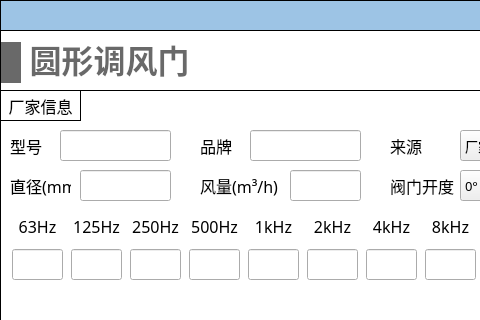
Qt form NoiseCalSoft/inputDialog/dialog_circular_damper.ui (haobana/NoiCal) before a commit; both pictures show x 0 to 480 and y 0 to 320 of the 651 by 571 pixel window.
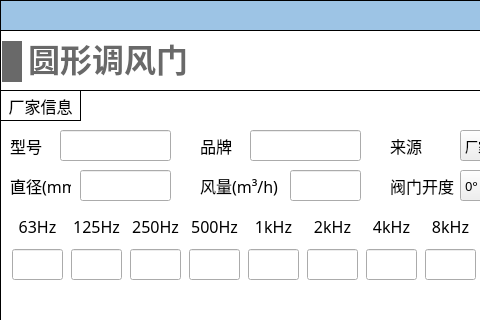
The same form after that commit. Icons and pictures are not drawn.

```diff
--- a/NoiseCalSoft/inputDialog/dialog_circular_damper.ui
+++ b/NoiseCalSoft/inputDialog/dialog_circular_damper.ui
@@ -925,43 +925,15 @@
      </property>
     </widget>
    </widget>
-   <widget class="QWidget" name="layoutWidget_6">
-    <property name="geometry">
-     <rect>
-      <x>1</x>
-      <y>10</y>
-      <width>191</width>
-      <height>45</height>
-     </rect>
-    </property>
-    <layout class="QHBoxLayout" name="horizontalLayout_19">
-     <item>
-      <widget class="QLabel" name="label_18">
-       <property name="minimumSize">
-        <size>
-         <width>20</width>
-         <height>41</height>
-        </size>
-       </property>
-       <property name="maximumSize">
-        <size>
-         <width>20</width>
-         <height>41</height>
-        </size>
-       </property>
-       <property name="styleSheet">
-        <string notr="true">QLabel { 
-border: none; 
-background-color : rgb(105, 105, 105);
-}</string>
-       </property>
-       <property name="text">
-        <string/>
-       </property>
-      </widget>
-     </item>
-     <item>
       <widget class="QLabel" name="label_19">
+    <property name="geometry">
+     <rect>
+      <x>28</x>
+      <y>11</y>
+      <width>160</width>
+      <height>41</height>
+     </rect>
+    </property>
        <property name="minimumSize">
         <size>
          <width>0</width>
@@ -994,8 +966,36 @@
         <set>Qt::AlignBottom|Qt::AlignHCenter</set>
        </property>
       </widget>
-     </item>
-    </layout>
+   <widget class="QLabel" name="label_18">
+    <property name="geometry">
+     <rect>
+      <x>2</x>
+      <y>11</y>
+      <width>20</width>
+      <height>41</height>
+     </rect>
+    </property>
+    <property name="minimumSize">
+     <size>
+      <width>20</width>
+      <height>41</height>
+     </size>
+    </property>
+    <property name="maximumSize">
+     <size>
+      <width>20</width>
+      <height>41</height>
+     </size>
+    </property>
+    <property name="styleSheet">
+     <string notr="true">QLabel { 
+border: none; 
+background-color : rgb(105, 105, 105);
+}</string>
+    </property>
+    <property name="text">
+     <string/>
+    </property>
    </widget>
   </widget>
   <widget class="QWidget" name="widget_top" native="true">
```
Lines whose indentation alone changed are shown as unchanged.
